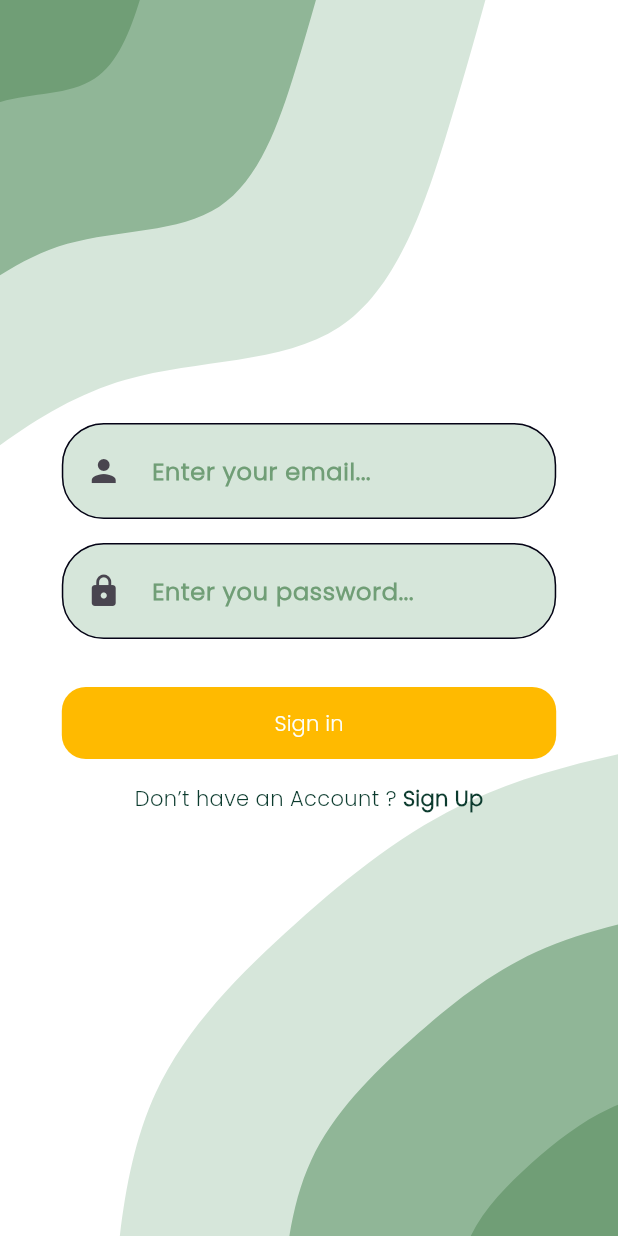
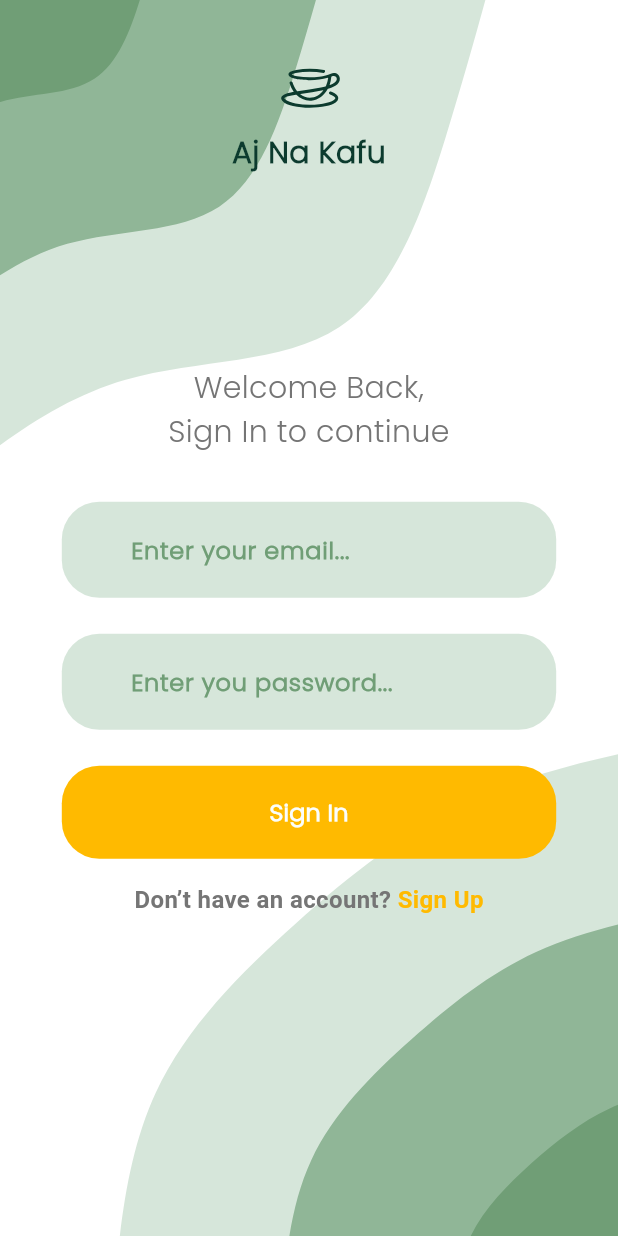
Before and after one commit to Ika1009/Aj_na_Kafu_App, a Flutter app: the Background screen opened directly, on a phone screen of 412 x 824 dp. Run offline on Flutter 3.47's test engine with Material 3 defaults, Android fonts, the phone set to English and light mode, and no system bars; our stand-ins replace flutter_svg.

Commit message:
Refined UI styling for login flow
Enhanced the login form's visual appeal by standardizing the text and
button styles, removing bold weights in favor of a medium weight for
better readability, and introducing consistent button sizing. The input
fields now feature rounded corners, unifying the aesthetic with the rest
of the interface.

Replaced the static "LOGIN" text with a more welcoming message on the
login screen top image, creating a friendlier user experience. The
assets are updated, removing the dependency on the SVG image, and adding
a logo with a tagline to strengthen brand presence.

In the account check component, text styles are now richer, increasing
font weight for better emphasis, and changing the action color to
accentColor for improved visibility.

All these changes contribute to a more cohesive and engaging user
interface, aiming to improve the overall user experience. The updates
are aligned with modern design practices, removing outdated elements,
and preparing the application for future scalability.

References to specific asset paths, colors, and paddings have been
either adjusted or added to enhance the consistency across the codebase.

```diff
--- a/flutter/project/lib/Screens/Login/components/login_form.dart
+++ b/flutter/project/lib/Screens/Login/components/login_form.dart
@@ -68,20 +68,29 @@ class _LoginFormState extends State<LoginForm> {
             keyboardType: TextInputType.emailAddress,
             textInputAction: TextInputAction.next,
             cursorColor: primaryColor,
-            decoration: const InputDecoration(
+            decoration: InputDecoration(
               filled: true,
               fillColor: Color(0xFFD6E6DA), // dzektor da doda boju i da se zameni
               hintText: "Enter your email...",
               hintStyle: TextStyle(
                 color: Color(0xFF709E76), // dzektor da doda boju i da se zameni
-                fontWeight: FontWeight.bold,
+                fontWeight: FontWeight.w600,
               ),
-              prefixIcon: Padding(
-                padding: EdgeInsets.all(defaultPadding),
-                child: Icon(Icons.person),
+              border: OutlineInputBorder(
+                borderRadius: BorderRadius.circular(25),
+                borderSide: BorderSide.none,
+              ),
+              enabledBorder: OutlineInputBorder(
+                borderRadius: BorderRadius.circular(25),
+                borderSide: BorderSide.none,
+              ),
+              focusedBorder: OutlineInputBorder(
+                borderRadius: BorderRadius.circular(25),
+                borderSide: BorderSide.none,
               ),
             ),
           ),
+          const SizedBox(height: defaultPadding / 2),
           Padding(
             padding: const EdgeInsets.symmetric(vertical: defaultPadding),
             child: TextFormField(
@@ -89,30 +98,50 @@ class _LoginFormState extends State<LoginForm> {
               textInputAction: TextInputAction.done,
               obscureText: true,
               cursorColor: primaryColor,
-              decoration: const InputDecoration(
+              decoration: InputDecoration(
                 filled: true,
                 fillColor: Color(0xFFD6E6DA), // dzektor da doda boju i da se zameni
                 hintText: "Enter you password...",
                 hintStyle: TextStyle(
                   color: Color(0xFF709E76), // dzektor da doda boju i da se zameni
-                  fontWeight: FontWeight.bold,
+                  fontWeight: FontWeight.w600,
                 ),
-                prefixIcon: Padding(
-                  padding: EdgeInsets.all(defaultPadding),
-                  child: Icon(Icons.lock),
+                border: OutlineInputBorder(
+                  borderRadius: BorderRadius.circular(25),
+                  borderSide: BorderSide.none,
+                ),
+                enabledBorder: OutlineInputBorder(
+                  borderRadius: BorderRadius.circular(25),
+                  borderSide: BorderSide.none,
+                ),
+                focusedBorder: OutlineInputBorder(
+                  borderRadius: BorderRadius.circular(25),
+                  borderSide: BorderSide.none,
                 ),
               ),
             ),
           ),
-          const SizedBox(height: defaultPadding),
+          const SizedBox(height: defaultPadding / 2),
           ElevatedButton(
-            style: ButtonStyle(backgroundColor: MaterialStateProperty.all(accentColor)),
+            style: ButtonStyle(
+              backgroundColor: MaterialStateProperty.all(accentColor),
+              minimumSize: MaterialStateProperty.all(Size(double.infinity, 62)),
+              shape: MaterialStateProperty.all(
+                RoundedRectangleBorder(
+                  borderRadius: BorderRadius.circular(25),
+                ),
+              ),
+            ),
             onPressed: () async {
               await login();
             },
             child: Text(
-              "Sign in",
-              style: TextStyle(color: backgroundColor),
+              "Sign In",
+              style: TextStyle(
+                color: backgroundColor,
+                fontWeight: FontWeight.w600,
+                fontSize: 16,
+              ),
             ),
           ),
           const SizedBox(height: defaultPadding),
--- a/flutter/project/lib/Screens/Login/components/login_screen_top_image.dart
+++ b/flutter/project/lib/Screens/Login/components/login_screen_top_image.dart
@@ -1,5 +1,4 @@
 import 'package:flutter/material.dart';
-import 'package:flutter_svg/flutter_svg.dart';
 
 import '../../../constants.dart';
 
@@ -12,17 +11,36 @@ class LoginScreenTopImage extends StatelessWidget {
   Widget build(BuildContext context) {
     return Column(
       children: [
-        const Text(
-          "LOGIN",
-          style: TextStyle(fontWeight: FontWeight.bold),
-        ),
         const SizedBox(height: defaultPadding * 2),
         Row(
           children: [
             const Spacer(),
             Expanded(
               flex: 8,
-              child: SvgPicture.asset("assets/icons/login.svg"),
+              child: Column(
+                mainAxisAlignment: MainAxisAlignment.center,
+                crossAxisAlignment: CrossAxisAlignment.center,
+                children: <Widget>[
+                  Text(
+                    "Welcome Back,",
+                    textAlign: TextAlign.center,
+                    style: TextStyle(
+                      color: Color(0xFF757575),
+                      fontWeight: FontWeight.w400,
+                      fontSize: 20,
+                    ),
+                  ),
+                  Text(
+                    "Sign In to continue",
+                    textAlign: TextAlign.center,
+                    style: TextStyle(
+                      color: Color(0xFF757575), // Adjust the style as needed
+                      fontWeight: FontWeight.w400,
+                      fontSize: 20, // Adjust the font size as needed
+                    ),
+                  ),
+                ],
+              ),
             ),
             const Spacer(),
           ],
--- a/flutter/project/lib/Screens/Login/login_screen.dart
+++ b/flutter/project/lib/Screens/Login/login_screen.dart
@@ -3,6 +3,7 @@ import 'package:project/responsive.dart';
 
 import '../../components/background.dart';
 import 'components/login_form.dart';
+import 'components/login_screen_top_image.dart';
 
 class LoginScreen extends StatelessWidget {
   static String routeName = "/login";
@@ -16,6 +17,9 @@ class LoginScreen extends StatelessWidget {
           mobile: MobileLoginScreen(),
           desktop: Row(
             children: [
+              Expanded(
+                child: LoginScreenTopImage(),
+              ),
               Expanded(
                 child: Row(
                   mainAxisAlignment: MainAxisAlignment.center,
@@ -45,6 +49,7 @@ class MobileLoginScreen extends StatelessWidget {
     return const Column(
       mainAxisAlignment: MainAxisAlignment.center,
       children: <Widget>[
+        LoginScreenTopImage(),
         Row(
           children: [
             Spacer(),
--- a/flutter/project/lib/components/already_have_an_account_acheck.dart
+++ b/flutter/project/lib/components/already_have_an_account_acheck.dart
@@ -15,17 +15,26 @@ class AlreadyHaveAnAccountCheck extends StatelessWidget {
     return Row(
       mainAxisAlignment: MainAxisAlignment.center,
       children: <Widget>[
-        Text(
-          login ? "Don’t have an Account ? " : "Already have an Account ? ",
-          style: const TextStyle(color: primaryColor),
+        Text.rich(
+          TextSpan(
+            text: login ? "Don’t have an account? " : "Already have an account? ",
+            style: TextStyle(
+              color: Color(0xFF757575), // dzektor da doda boju
+              fontSize: 16,
+              fontWeight: FontWeight.w600,
+            ),
+          ),
         ),
         GestureDetector(
           onTap: press as void Function()?,
-          child: Text(
-            login ? "Sign Up" : "Sign In",
-            style: const TextStyle(
-              color: primaryColor,
-              fontWeight: FontWeight.bold,
+          child: Text.rich(
+            TextSpan(
+              text: login ? "Sign Up" : "Sign In",
+              style: const TextStyle(
+                color: accentColor,
+                fontSize: 16,
+                fontWeight: FontWeight.w600,
+              ),
             ),
           ),
         )
--- a/flutter/project/lib/components/background.dart
+++ b/flutter/project/lib/components/background.dart
@@ -1,5 +1,6 @@
 import 'package:flutter/material.dart';
 import 'package:flutter_svg/flutter_svg.dart';
+import 'package:project/constants.dart';
 
 class Background extends StatelessWidget {
   final Widget child;
@@ -74,6 +75,25 @@ class Background extends StatelessWidget {
                 width: 112.5,
               ),
             ),
+            Column(
+              children: [
+                SizedBox(height: defaultPadding * 2),
+                SvgPicture.asset(
+                  'assets/icons/logo.svg',
+                  height: 50,
+                  width: 50,
+                ),
+                SizedBox(height: defaultPadding / 3),
+                Text(
+                  'Aj Na Kafu',
+                  style: TextStyle(
+                    color: Color(0xFF0C3B2E),
+                    fontSize: 20,
+                    fontWeight: FontWeight.w600,
+                  ),
+                ),
+              ],
+            ),
             SafeArea(child: child),
           ],
         ),
```
